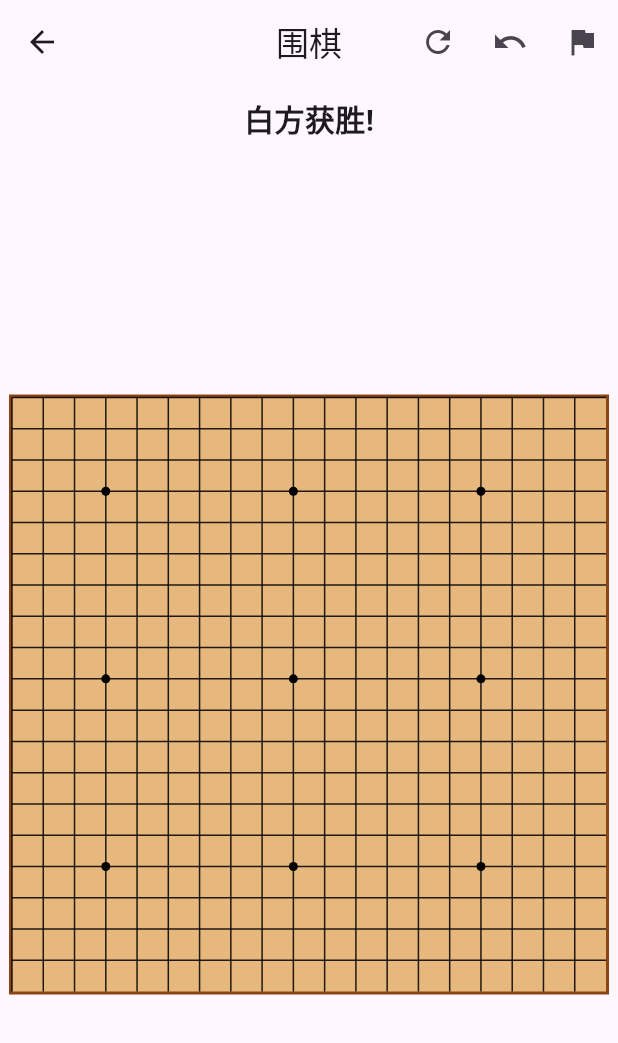
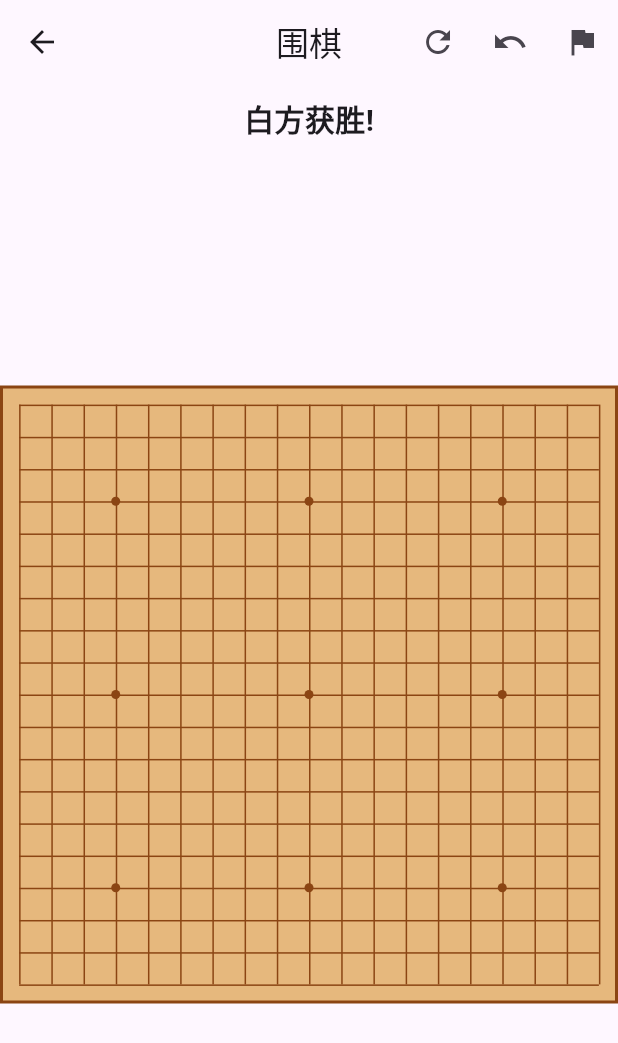
Before and after one commit to Rebort-a/OnePiece, a Flutter app: the GoLocalPage screen opened directly, after a tap on the "flag" icon, on a phone screen of 412 x 824 dp. Shown: the top 1043 px of the screen. Run offline on Flutter 3.47's test engine with Material 3 defaults, Android fonts, the phone set to English and light mode, and no system bars.

Commit message:
0060.修复围棋棋牌显示问题

```diff
--- a/treasure/lib/00.common/engine/net_real_engine.dart
+++ b/treasure/lib/00.common/engine/net_real_engine.dart
@@ -84,6 +84,7 @@ class NetRealGameEngine extends NetworkEngine {
   }
 
   void _handleSyncMessage(NetworkMessage message) {
+    _handleMatchMessage(message.id);
     syncHandler(message.id);
   }
 
--- a/treasure/lib/07.weiqi/base.dart
+++ b/treasure/lib/07.weiqi/base.dart
@@ -245,7 +245,6 @@ class GoBoard {
   }
 
   // 悔棋
-  // 悔棋
   void undoMove() {
     if (moveHistory.isEmpty) return;
 
--- a/treasure/lib/07.weiqi/foundation_widget.dart
+++ b/treasure/lib/07.weiqi/foundation_widget.dart
@@ -1,5 +1,3 @@
-import 'dart:math';
-
 import 'package:flutter/material.dart';
 import 'base.dart';
 import 'foundation_manager.dart';
@@ -10,7 +8,7 @@ class GoFoundationWidget extends StatelessWidget {
   const GoFoundationWidget({super.key, required this.manager});
 
   @override
-  Widget build(BuildContext context) => Center(child: _buildBoard());
+  Widget build(BuildContext context) => _buildBoard();
 
   Widget _buildBoard() => AspectRatio(
     aspectRatio: 1.0,
@@ -29,25 +27,26 @@ class GoFoundationWidget extends StatelessWidget {
 
             return LayoutBuilder(
               builder: (context, constraints) {
-                final double boardSize = _calculateBoardSize(
-                  constraints,
-                  manager.board.size,
-                );
-                final double cellSize = boardSize / manager.board.size;
+                // 棋盘配置参数
+                final int size = manager.board.size;
+                final double boardSize = constraints.biggest.shortestSide;
+                final double cellSize = boardSize / size;
+                final double offset = cellSize / 2;
+                final double stoneRadius = cellSize * 0.45;
 
-                return SizedBox(
-                  width: boardSize,
-                  height: boardSize,
-                  child: Stack(
+                // 构建棋盘元素
+                return Stack(
                   children: [
-                      // 绘制棋盘网格（十字线）
-                      _buildGridLines(cellSize, boardSize, manager.board.size),
-                      // 绘制星位
-                      _buildStarPoints(cellSize, manager.board.size),
-                      // 绘制棋子（在线交叉点上）
-                      _buildStones(grids, cellSize, manager.board.size),
+                    ..._buildGridLines(size, cellSize, offset),
+                    ..._buildStarPoints(size, cellSize, offset),
+                    ..._buildAllStones(
+                      grids,
+                      size,
+                      cellSize,
+                      offset,
+                      stoneRadius,
+                    ),
                   ],
-                  ),
                 );
               },
             );
@@ -57,185 +56,158 @@ class GoFoundationWidget extends StatelessWidget {
     ),
   );
 
-  // 绘制网格线（改为十字线）
-  Widget _buildGridLines(
-    double cellSize,
-    double boardSize,
-    int boardSizeValue,
-  ) {
-    return CustomPaint(
-      size: Size(boardSize, boardSize),
-      painter: GridPainter(
-        lineCount: boardSizeValue, // 线数等于棋盘大小
-        cellSize: cellSize,
+  // 绘制棋盘网格线
+  List<Widget> _buildGridLines(int size, double cellSize, double offset) {
+    List<Widget> gridLines = [];
+
+    // 横线
+    for (int i = 0; i < size; i++) {
+      gridLines.add(
+        Positioned(
+          left: offset,
+          right: offset,
+          top: offset + i * cellSize,
+          height: 1,
+          child: Container(color: const Color(0xFF8B4513)),
         ),
       );
     }
 
-  // 绘制星位（围棋棋盘上的小圆点）
-  Widget _buildStarPoints(double cellSize, int boardSizeValue) {
-    return Positioned.fill(
-      child: IgnorePointer(
-        child: Stack(
-          children: _getStarPositions(boardSizeValue).map((pos) {
+    // 竖线
+    for (int i = 0; i < size; i++) {
+      gridLines.add(
+        Positioned(
+          left: offset + i * cellSize,
+          top: offset,
+          bottom: offset,
+          width: 1,
+          child: Container(color: const Color(0xFF8B4513)),
+        ),
+      );
+    }
+
+    return gridLines;
+  }
+
+  // 绘制星位
+  List<Widget> _buildStarPoints(int size, double cellSize, double offset) {
+    // 19×19棋盘的9个星位位置
+    const List<List<int>> starPoints = [
+      [3, 3],
+      [3, 9],
+      [3, 15],
+      [9, 3],
+      [9, 9],
+      [9, 15],
+      [15, 3],
+      [15, 9],
+      [15, 15],
+    ];
+
+    return starPoints.map((point) {
+      final int x = point[0];
+      final int y = point[1];
       return Positioned(
-              left: pos.dx * cellSize - 3,
-              top: pos.dy * cellSize - 3,
-              child: Container(
+        left: offset + x * cellSize - 3,
+        top: offset + y * cellSize - 3,
         width: 6,
         height: 6,
+        child: Container(
           decoration: const BoxDecoration(
-                  color: Colors.black,
+            color: Color(0xFF8B4513),
             shape: BoxShape.circle,
           ),
         ),
       );
-          }).toList(),
-        ),
-      ),
-    );
+    }).toList();
   }
 
-  // 获取星位位置（根据棋盘大小计算）
-  List<Offset> _getStarPositions(int boardSize) {
-    if (boardSize != 19 && boardSize != 13 && boardSize != 9) return [];
-
-    List<Offset> positions = [];
-    if (boardSize == 19) {
-      positions = [
-        const Offset(3, 3),
-        const Offset(3, 9),
-        const Offset(3, 15),
-        const Offset(9, 3),
-        const Offset(9, 9),
-        const Offset(9, 15),
-        const Offset(15, 3),
-        const Offset(15, 9),
-        const Offset(15, 15),
-      ];
-    } else if (boardSize == 13) {
-      positions = [
-        const Offset(3, 3),
-        const Offset(3, 9),
-        const Offset(6, 6),
-        const Offset(9, 3),
-        const Offset(9, 9),
-      ];
-    } else if (boardSize == 9) {
-      positions = [
-        const Offset(2, 2),
-        const Offset(2, 6),
-        const Offset(4, 4),
-        const Offset(6, 2),
-        const Offset(6, 6),
-      ];
-    }
-    return positions;
+  // 绘制所有棋子
+  List<Widget> _buildAllStones(
+    List<GoGridNotifier> grids,
+    int size,
+    double cellSize,
+    double offset,
+    double stoneRadius,
+  ) {
+    return grids.asMap().entries.map((entry) {
+      final int index = entry.key;
+      final GoGridNotifier notifier = entry.value;
+      return _buildStone(
+        notifier: notifier,
+        index: index,
+        size: size,
+        cellSize: cellSize,
+        offset: offset,
+        stoneRadius: stoneRadius,
+        onTap: () => manager.placePiece(index),
+      );
+    }).toList();
   }
 
-  // 绘制棋子（调整为在线交叉点上）
-  Widget _buildStones(
-    List<GoGridNotifier> grids,
-    double cellSize,
-    int boardSize,
-  ) {
-    return Stack(
-      children: List.generate(grids.length, (index) {
-        return _buildStone(grids[index], index, cellSize, boardSize);
-      }),
-    );
-  }
-
-  Widget _buildStone(
-    GoGridNotifier notifier,
-    int index,
-    double cellSize,
-    int boardSize,
-  ) {
-    // 计算交叉点坐标
-    int row = index ~/ boardSize;
-    int col = index % boardSize;
+  // 绘制单个棋子
+  Widget _buildStone({
+    required GoGridNotifier notifier,
+    required int index,
+    required int size,
+    required double cellSize,
+    required double offset,
+    required double stoneRadius,
+    required VoidCallback onTap,
+  }) {
+    // 计算该棋子在棋盘上的坐标
+    final int x = index % size;
+    final int y = index ~/ size;
+    final double left = offset + x * cellSize - stoneRadius;
+    final double top = offset + y * cellSize - stoneRadius;
 
     return ValueListenableBuilder(
       valueListenable: notifier,
       builder: (_, grid, __) {
         if (!grid.isEmpty()) {
-          // 棋子绘制在线交叉点上
+          // 有棋子时绘制棋子
           return Positioned(
-            left: col * cellSize - cellSize * 0.425,
-            top: row * cellSize - cellSize * 0.425,
+            left: left,
+            top: top,
+            width: stoneRadius * 2,
+            height: stoneRadius * 2,
             child: Container(
-              width: cellSize * 0.85,
-              height: cellSize * 0.85,
               decoration: BoxDecoration(
+                color: grid.isBlack() ? Colors.black : Colors.white,
                 shape: BoxShape.circle,
-                color: grid.isBlack() ? Colors.black : Colors.white,
                 boxShadow: [
                   BoxShadow(
-                    color: Colors.black.withValues(alpha: 0.3),
+                    color: Colors.black12,
                     blurRadius: 2,
+                    spreadRadius: 1,
                     offset: const Offset(1, 1),
                   ),
                 ],
                 border: grid.isWhite()
-                    ? Border.all(color: Colors.black12, width: 1)
+                    ? Border.all(color: Colors.grey[300]!, width: 1)
                     : null,
               ),
             ),
           );
         } else {
-          // 点击区域覆盖交叉点周围
+          // 无棋子时显示点击区域，点击调用manager.placePiece(index)
           return Positioned(
-            left: col * cellSize - cellSize * 0.5,
-            top: row * cellSize - cellSize * 0.5,
-            width: cellSize,
-            height: cellSize,
-            child: GestureDetector(
-              onTap: () => manager.placePiece(index),
-              child: Container(color: Colors.transparent),
+            left: left,
+            top: top,
+            width: stoneRadius * 2,
+            height: stoneRadius * 2,
+            child: Material(
+              color: Colors.transparent,
+              child: InkWell(
+                borderRadius: BorderRadius.circular(stoneRadius),
+                onTap: onTap,
+                // 可选：添加悬停效果（桌面平台）
+                hoverColor: Colors.black12,
+              ),
             ),
           );
         }
       },
     );
   }
-
-  double _calculateBoardSize(BoxConstraints constraints, int cellCount) {
-    final double maxSize = min(constraints.maxWidth, constraints.maxHeight);
-    // 调整计算方式，考虑线数比格子数多1
-    return (maxSize ~/ (cellCount - 1)) * (cellCount - 1).toDouble();
 }
-}
-
-// 棋盘绘制器（改为绘制十字线）
-class GridPainter extends CustomPainter {
-  final int lineCount; // 线的数量
-  final double cellSize; // 线之间的间距
-
-  GridPainter({required this.lineCount, required this.cellSize});
-
-  @override
-  void paint(Canvas canvas, Size size) {
-    final paint = Paint()
-      ..color = Colors.black87
-      ..strokeWidth = 1.0;
-
-    // 绘制横线（lineCount条）
-    for (int i = 0; i < lineCount; i++) {
-      double y = i * cellSize;
-      canvas.drawLine(Offset(0, y), Offset(size.width, y), paint);
-    }
-
-    // 绘制竖线（lineCount条）
-    for (int i = 0; i < lineCount; i++) {
-      double x = i * cellSize;
-      canvas.drawLine(Offset(x, 0), Offset(x, size.height), paint);
-    }
-  }
-
-  @override
-  bool shouldRepaint(covariant GridPainter oldDelegate) {
-    return lineCount != oldDelegate.lineCount ||
-        cellSize != oldDelegate.cellSize;
-  }
-}
--- a/treasure/lib/07.weiqi/local_page.dart
+++ b/treasure/lib/07.weiqi/local_page.dart
@@ -54,7 +54,9 @@ class _GoLocalPageState extends State<GoLocalPage> {
               );
             },
           ),
-          Expanded(child: GoFoundationWidget(manager: _manager)),
+          Expanded(
+            child: Center(child: GoFoundationWidget(manager: _manager)),
+          ),
         ],
       ),
     );
--- a/treasure/lib/08.sudoku/local_page.dart
+++ b/treasure/lib/08.sudoku/local_page.dart
@@ -27,9 +27,8 @@ class SudokuPage extends StatelessWidget {
         children: [
           NotifierNavigator(navigatorHandler: manager.pageNavigator),
           Expanded(flex: 1, child: _buildTimer()),
-          Expanded(flex: 7, child: SudokuBoardView(manager: manager)),
-          Expanded(flex: 3, child: _buildInputArea()),
-          Spacer(flex: 1),
+          Expanded(flex: 8, child: SudokuBoardView(manager: manager)),
+          Expanded(flex: 4, child: _buildInputArea()),
         ],
       ),
     );
@@ -65,7 +64,7 @@ class SudokuPage extends StatelessWidget {
           padding: const EdgeInsets.all(12),
           decoration: BoxDecoration(
             color: Theme.of(context).cardColor,
-            borderRadius: const BorderRadius.all(Radius.circular(16)),
+            borderRadius: const BorderRadius.vertical(top: Radius.circular(16)),
             boxShadow: [
               BoxShadow(
                 color: Colors.black.withValues(alpha: 0.1),
@@ -77,8 +76,9 @@ class SudokuPage extends StatelessWidget {
           child: Column(
             mainAxisSize: MainAxisSize.min,
             children: [
-              Expanded(flex: 1, child: NumberCards(manager: manager)),
-              Expanded(flex: 2, child: NumberKeyboard(manager: manager)),
+              Expanded(flex: 3, child: NumberCards(manager: manager)),
+              Expanded(flex: 4, child: NumberKeyboard(manager: manager)),
+              Spacer(flex: 1),
             ],
           ),
         );
@@ -360,7 +360,7 @@ class NumberKeyboard extends StatelessWidget {
         runSpacing: 8,
         alignment: WrapAlignment.center,
         children: [
-          _buildKeyboardButton("Clear", () => manager.clearDigits()),
+          _buildKeyboardButton("CE", () => manager.clearDigits()),
           ...List.generate(
             9,
             (i) => _buildKeyboardButton(
```
Lines whose indentation alone changed are shown as unchanged.
